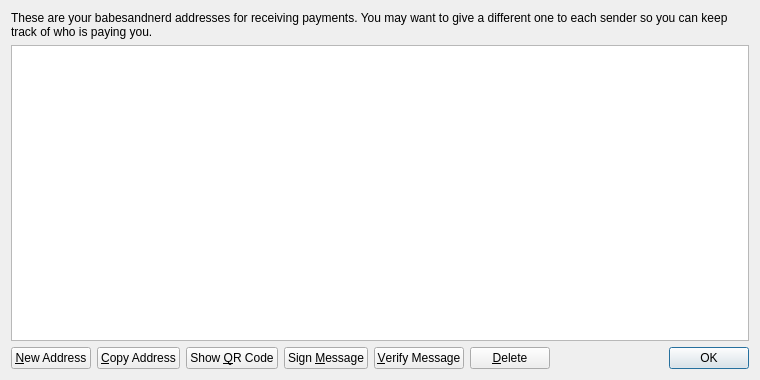
Above: src/qt/forms/addressbookpage.ui from Bitspender/h5 before the change. Below: the same form after it.
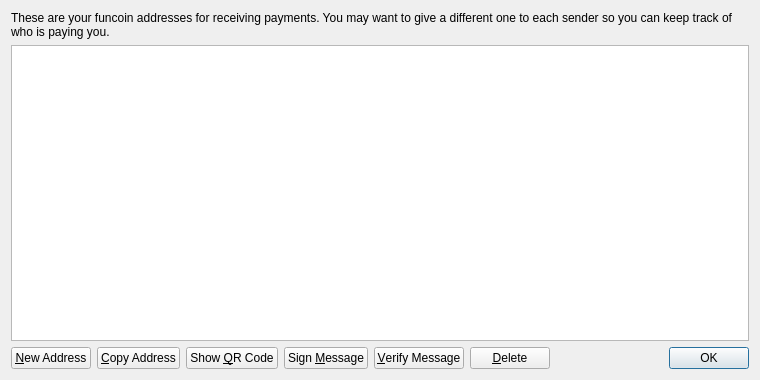
That is the form after the change. Icons and pictures are not drawn.

```diff
--- a/src/qt/forms/addressbookpage.ui
+++ b/src/qt/forms/addressbookpage.ui
@@ -17,7 +17,7 @@
    <item>
     <widget class="QLabel" name="labelExplanation">
      <property name="text">
-      <string>These are your babesandnerd addresses for receiving payments. You may want to give a different one to each sender so you can keep track of who is paying you.</string>
+      <string>These are your funcoin addresses for receiving payments. You may want to give a different one to each sender so you can keep track of who is paying you.</string>
      </property>
      <property name="textFormat">
       <enum>Qt::PlainText</enum>
```
Left out of the diff: 4 changed lines with no effect on the pictures.
